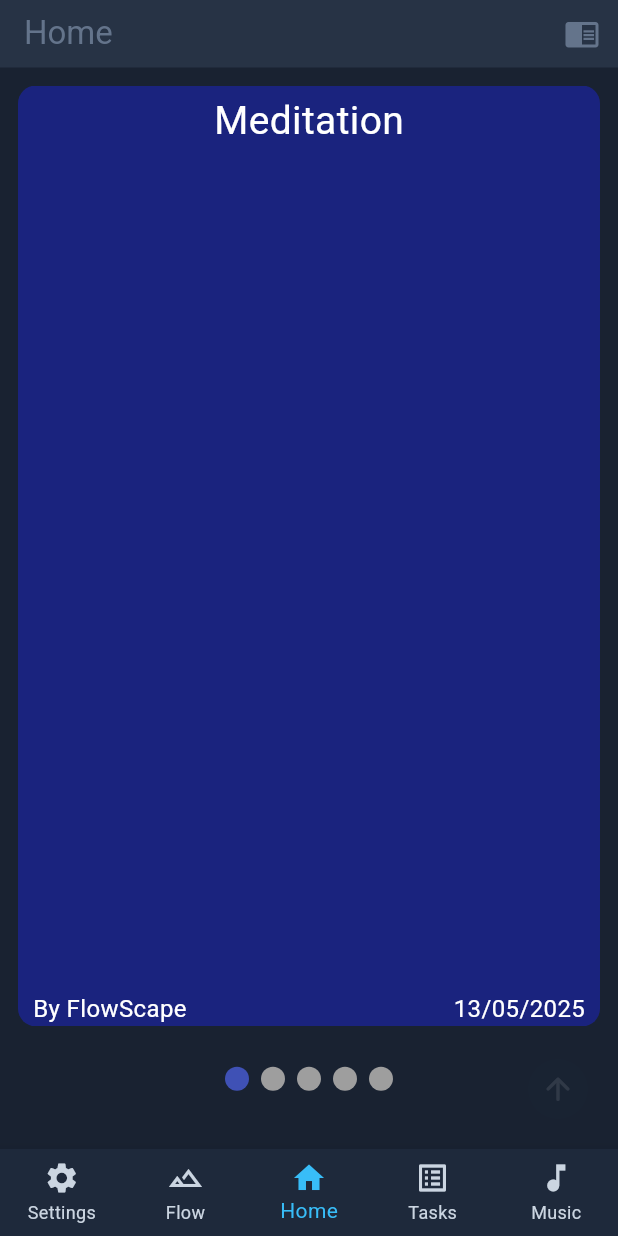
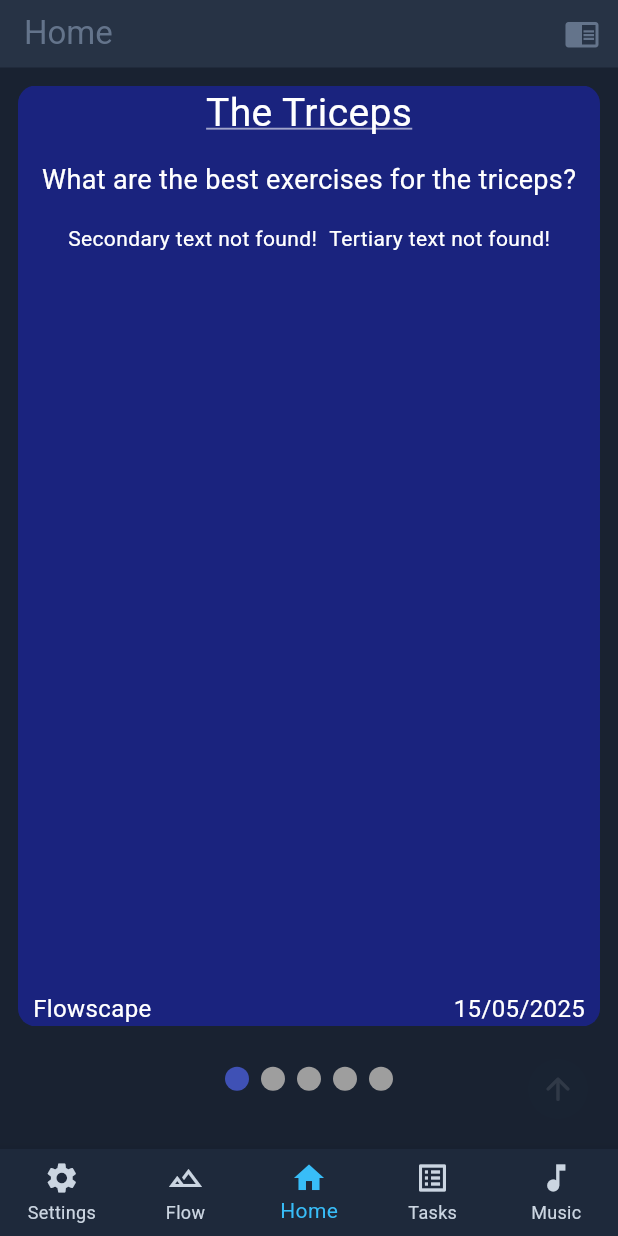
Before and after one commit to Ido-Badash/Flowscape, a Flutter app: the screen it shows after launch, scrolled down 576 dp, after a tap on the "chrome reader mode" icon, on a phone screen of 412 x 824 dp. Run offline on Flutter 3.47's test engine with Material 3 defaults, Android fonts, the phone set to English and light mode, and no system bars; drawn by our look-alikes of smooth_page_indicator.

Commit message:
✨ Add TextFrame and TheTricepsScape components; refactor ClassicFrame and ClassicHeadFrame for improved functionality and styling.

```diff
--- a/lib/features/home/screens/scapes/scape_frames/frames/classic_frame.dart
+++ b/lib/features/home/screens/scapes/scape_frames/frames/classic_frame.dart
@@ -9,12 +9,16 @@ class ClassicFrame extends StatelessWidget {
 
   @override
   Widget build(BuildContext context) {
-    return Container(
-      decoration: BoxDecoration(
-        color: background,
-        borderRadius: BorderRadius.circular(12),
-      ),
-      child: child,
+    return Stack(
+      children: [
+        Container(
+          decoration: BoxDecoration(
+            color: background,
+            borderRadius: BorderRadius.circular(12),
+          ),
+        ),
+        child ?? const SizedBox.shrink(),
+      ],
     );
   }
 }
--- a/lib/features/home/screens/scapes/scape_frames/frames/frames.dart
+++ b/lib/features/home/screens/scapes/scape_frames/frames/frames.dart
@@ -1 +1,2 @@
 export 'classic_frame.dart';
+export 'text_frame.dart';
--- /dev/null
+++ b/lib/features/home/screens/scapes/scape_frames/frames/text_frame.dart
@@ -0,0 +1,75 @@
+import 'package:flutter/material.dart';
+import 'package:flowscape/features/home/screens/scapes/scape_lib.dart';
+
+class TextFrame extends ClassicFrame {
+  final String? mainText;
+  final String? secondaryText;
+  final String? tertiaryText;
+  final TextStyle? mainTextStyle;
+  final TextStyle? secondaryTextStyle;
+  final TextStyle? tertiaryTextStyle;
+
+  const TextFrame({
+    super.key,
+    super.background,
+    super.child,
+    this.mainText,
+    this.secondaryText,
+    this.tertiaryText,
+    this.mainTextStyle,
+    this.secondaryTextStyle,
+    this.tertiaryTextStyle,
+  });
+
+  @override
+  Widget build(BuildContext context) {
+    return ClassicFrame(
+      background: background,
+      child: Positioned(
+        top: 50,
+        left: 0,
+        right: 0,
+        child: Column(
+          spacing: 16.0,
+          mainAxisAlignment: MainAxisAlignment.center,
+          children: [buildMainText(), buildSecondaryAndTertiaryText()],
+        ),
+      ),
+    );
+  }
+
+  Widget buildMainText() {
+    return Text(
+      mainText ?? "Main text not found!",
+      style:
+          mainTextStyle ?? const TextStyle(fontSize: 18, color: Colors.white),
+    );
+  }
+
+  Widget buildSecondaryAndTertiaryText() {
+    return Row(
+      mainAxisAlignment: MainAxisAlignment.center,
+      spacing: 8.0,
+      children: [
+        Flexible(
+          flex: 3,
+          child: Text(
+            secondaryText ?? "Secondary text not found!",
+            style:
+                secondaryTextStyle ??
+                const TextStyle(fontSize: 14, color: Colors.white),
+          ),
+        ),
+        Flexible(
+          flex: 2,
+          child: Text(
+            tertiaryText ?? "Tertiary text not found!",
+            style:
+                tertiaryTextStyle ??
+                const TextStyle(fontSize: 14, color: Colors.white),
+          ),
+        ),
+      ],
+    );
+  }
+}
--- a/lib/features/home/screens/scapes/scape_frames/head_frames/classic_head_frame.dart
+++ b/lib/features/home/screens/scapes/scape_frames/head_frames/classic_head_frame.dart
@@ -7,6 +7,7 @@ class ClassicHeadFrame extends StatelessWidget with ScapeUtils {
   final String? creator;
   final String? date;
   final Widget child;
+  final bool titleUnderline;
 
   const ClassicHeadFrame({
     super.key,
@@ -14,6 +15,7 @@ class ClassicHeadFrame extends StatelessWidget with ScapeUtils {
     this.date,
     this.title,
     this.child = const SizedBox.shrink(),
+    this.titleUnderline = true,
   });
 
   @override
@@ -26,7 +28,16 @@ class ClassicHeadFrame extends StatelessWidget with ScapeUtils {
           top: 5,
           child: Text(
             title ?? "Untitled",
-            style: const TextStyle(color: Colors.white, fontSize: 26),
+            style: TextStyle(
+              color: Colors.white,
+              fontSize: 26,
+              decoration:
+                  titleUnderline
+                      ? TextDecoration.underline
+                      : TextDecoration.none,
+              decorationColor: Color.fromARGB(150, 255, 255, 255),
+              height: 1,
+            ),
           ),
         ),
         Positioned(
--- /dev/null
+++ b/lib/features/home/screens/scapes/scape_lib.dart
@@ -0,0 +1,5 @@
+export 'scape_widgets/scape.dart';
+export 'scape_widgets/scape_style.dart';
+export 'scape_widgets/scape_pullup_bar.dart';
+export 'scape_widgets/scape_actions.dart';
+export 'package:flowscape/features/home/screens/scapes/scape_frames/scape_frames.dart';
--- a/lib/features/home/screens/scapes/scape_widgets/scape.dart
+++ b/lib/features/home/screens/scapes/scape_widgets/scape.dart
@@ -1,4 +1,4 @@
-import 'package:flowscape/features/home/screens/scapes/scape_widgets/scapes_widgets.dart';
+import 'package:flowscape/features/home/screens/scapes/scape_lib.dart';
 import 'package:flutter/material.dart';
 import 'package:smooth_page_indicator/smooth_page_indicator.dart';
 
--- a/lib/features/home/screens/scapes/scape_widgets/scapes_widgets.dart
+++ /dev/null
@@ -1,5 +0,0 @@
-export 'scape.dart';
-export 'scape_style.dart';
-export 'scape_pullup_bar.dart';
-export 'scape_actions.dart';
-export 'package:flowscape/features/home/screens/scapes/scape_frames/scape_frames.dart';
--- a/lib/features/home/screens/scapes/scapes.dart
+++ b/lib/features/home/screens/scapes/scapes.dart
@@ -65,7 +65,7 @@ class _ScapesScreenState extends State<ScapesScreen> {
   }
 
   List<Widget> buildScapes() {
-    return [MeditationScape()];
+    return [TheTricepsScape()];
   }
 
   Widget buildScrollToSeeText() {
--- a/lib/features/home/screens/scapes/scapes_warehouse/meditation.dart
+++ /dev/null
@@ -1,52 +0,0 @@
-import 'package:flutter/material.dart';
-import 'package:flowscape/features/home/screens/scapes/scape_widgets/scapes_widgets.dart';
-import 'package:flowscape/features/home/screens/scapes/scape_utils.dart';
-import 'package:flowscape/core/helpers/color_utils.dart';
-
-class MeditationScape extends StatelessWidget with ScapeUtils {
-  const MeditationScape({super.key});
-
-  List<Color> get scapeColors => ColorUtils.colorShades(
-    Colors.indigo,
-    colorsAmount: 9,
-  );
-
-  @override
-  Widget build(BuildContext context) {
-    return Scape(
-      children: [buildHeadPage(), ...pageManager(buildPagesFunctionList())],
-    );
-  }
-
-  Widget buildHeadPage() {
-    return ClassicHeadFrame(
-      title: "Meditation",
-      creator: "By FlowScape",
-      date: "13/05/2025",
-      child: ClassicFrame(
-        background: Colors.indigo[900],
-        child: Container(),
-      )
-    );
-  }
-
-  List<Widget Function()> buildPagesFunctionList() {
-    return [buildPage1, buildPage2, buildPage3, buildPage4];
-  }
-
-  Widget buildPage1() {
-    return ClassicFrame(background: scapeColors[0], child: null);
-  }
-
-  Widget buildPage2() {
-    return ClassicFrame(background: scapeColors[1], child: null);
-  }
-
-  Widget buildPage3() {
-    return ClassicFrame(background: scapeColors[2], child: null);
-  }
-
-  Widget buildPage4() {
-    return ClassicFrame(background: scapeColors[3], child: null);
-  }
-}
--- a/lib/features/home/screens/scapes/scapes_warehouse/new_scape_temp.dart
+++ b/lib/features/home/screens/scapes/scapes_warehouse/new_scape_temp.dart
@@ -1,5 +1,5 @@
 import 'package:flutter/material.dart';
-import 'package:flowscape/features/home/screens/scapes/scape_widgets/scapes_widgets.dart';
+import 'package:flowscape/features/home/screens/scapes/scape_lib.dart';
 import 'package:flowscape/features/home/screens/scapes/scape_utils.dart';
 
 class NameScape extends StatelessWidget with ScapeUtils {
--- a/lib/features/home/screens/scapes/scapes_warehouse/scapes_warehouse.dart
+++ b/lib/features/home/screens/scapes/scapes_warehouse/scapes_warehouse.dart
@@ -1 +1 @@
-export 'meditation.dart';
+export 'the_ticeps.dart';
--- /dev/null
+++ b/lib/features/home/screens/scapes/scapes_warehouse/the_ticeps.dart
@@ -0,0 +1,51 @@
+import 'package:flutter/material.dart';
+import 'package:flowscape/features/home/screens/scapes/scape_lib.dart';
+import 'package:flowscape/features/home/screens/scapes/scape_utils.dart';
+import 'package:flowscape/core/helpers/color_utils.dart';
+
+class TheTricepsScape extends StatelessWidget with ScapeUtils {
+  const TheTricepsScape({super.key});
+
+  List<Color> get scapeColors =>
+      ColorUtils.colorShades(Colors.indigo, colorsAmount: 10);
+
+  @override
+  Widget build(BuildContext context) {
+    return Scape(
+      children: [buildHeadPage(), ...pageManager(buildPagesFunctionList())],
+    );
+  }
+
+  Widget buildHeadPage() {
+    return ClassicHeadFrame(
+      creator: "Flowscape",
+      date: "15/05/2025",
+      title: "The Triceps",
+      child: TextFrame(
+        background: scapeColors[0],
+        mainText: "What are the best exercises for the triceps?",
+
+        ),
+    );
+  }
+
+  List<Widget Function()> buildPagesFunctionList() {
+    return [buildPage1, buildPage2, buildPage3, buildPage4];
+  }
+
+  Widget buildPage1() {
+    return ClassicFrame(background: scapeColors[1], child: null);
+  }
+
+  Widget buildPage2() {
+    return ClassicFrame(background: scapeColors[2], child: null);
+  }
+
+  Widget buildPage3() {
+    return ClassicFrame(background: scapeColors[3], child: null);
+  }
+
+  Widget buildPage4() {
+    return ClassicFrame(background: scapeColors[4], child: null);
+  }
+}
```
Also changed, not shown: lib/features/home/screens/scapes/scape_frames/head_frames/head_frames.dart (line endings or trailing spaces).
